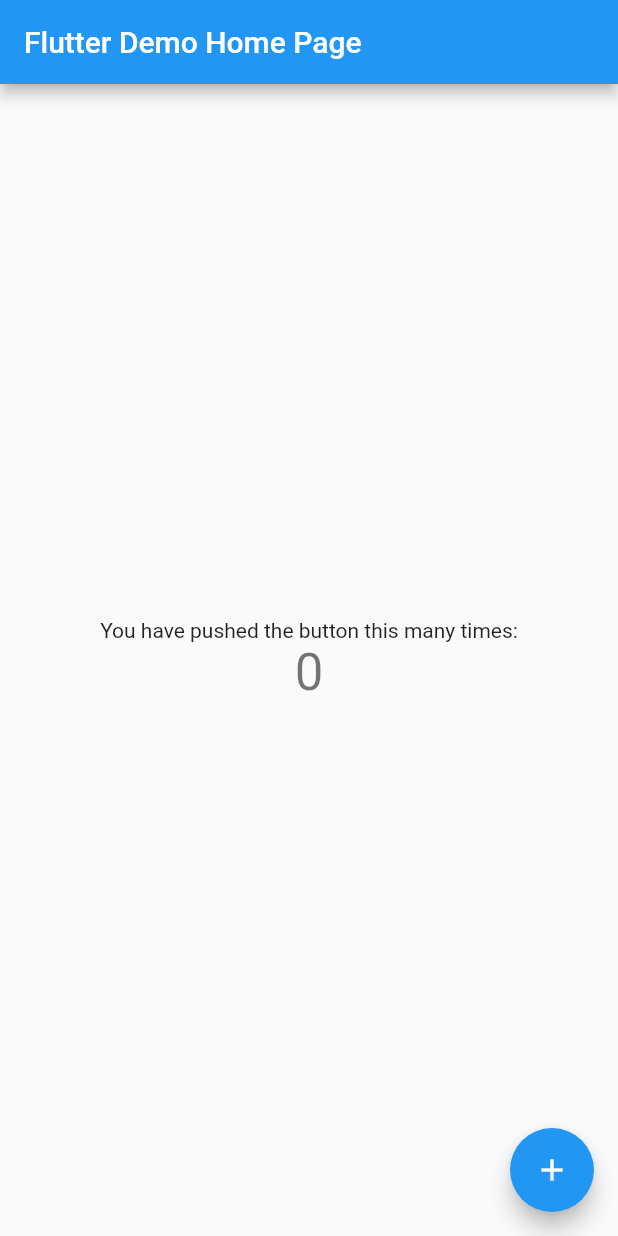
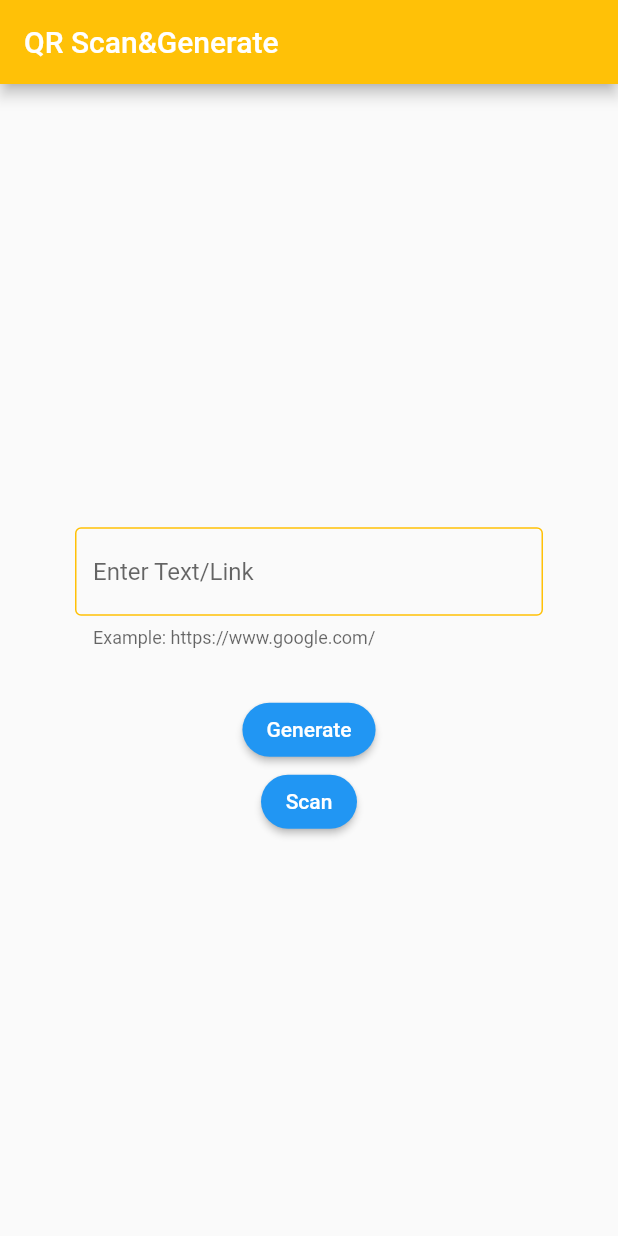
Before and after one commit to ShivamBansal07/qr_scanner, a Flutter app: the screen it shows after launch, on a phone screen of 412 x 824 dp. Run offline on Flutter 3.47's test engine with Material 2 defaults, Android fonts, the phone set to English and light mode, and no system bars; our stand-ins replace flutter_platform_widgets.

```diff
--- /dev/null
+++ b/lib/homepage.dart
@@ -0,0 +1,108 @@
+import 'package:flutter/material.dart';
+import 'package:flutter_platform_widgets/flutter_platform_widgets.dart';
+import 'package:qr_scanner/qrcode.dart';
+import 'package:qr_scanner/scanner.dart';
+
+class Homepage extends StatefulWidget {
+  const Homepage({super.key});
+
+  @override
+  _HomepageState createState() => _HomepageState();
+}
+
+class _HomepageState extends State<Homepage> {
+  String value = "";
+  @override
+  Widget build(BuildContext context) {
+    return Scaffold(
+      appBar: AppBar(
+        title: const Text('QR Scan&Generate'),
+        backgroundColor: Colors.amber,
+      ),
+      body: Column(
+        mainAxisAlignment: MainAxisAlignment.center,
+        children: <Widget>[
+          Padding(
+            padding:
+                const EdgeInsets.symmetric(horizontal: 50.0, vertical: 30.0),
+            child: TextField(
+              cursorColor: Colors.amber,
+              onChanged: (val) {
+                value = val;
+              },
+              autofocus: false,
+              autocorrect: false,
+              decoration: const InputDecoration(
+                fillColor: Colors.amber,
+                focusColor: Colors.amber,
+                enabledBorder: OutlineInputBorder(
+                  borderSide: BorderSide(color: Colors.amber),
+                ),
+                focusedBorder: OutlineInputBorder(
+                  borderSide: BorderSide(color: Colors.amber),
+                ),
+                hintText: 'Enter Text/Link',
+                helperText: 'Example: https://www.google.com/',
+              ),
+            ),
+          ),
+          ElevatedButton(
+            style: ElevatedButton.styleFrom(
+              foregroundColor: Colors.amber,
+              shape: const StadiumBorder(),
+            ),
+            onPressed: () {
+              if (value != "") {
+                Navigator.of(context).push(
+                  MaterialPageRoute(
+                    builder: (context) => QrCode(
+                      text: value,
+                    ),
+                  ),
+                );
+              } else {
+                showPlatformDialog(
+                  context: context,
+                  builder: (_) => PlatformAlertDialog(
+                    title: const Text('Error'),
+                    content: const Text('Enter some text to generate QR Code'),
+                    actions: <Widget>[
+                      PlatformDialogAction(
+                        onPressed: () => Navigator.pop(context),
+                        child: const Text('Ok'),
+                      ),
+                    ],
+                  ),
+                );
+              }
+            },
+            child:
+                const Text('Generate', style: TextStyle(color: Colors.white)),
+          ),
+          ElevatedButton(
+            style: ElevatedButton.styleFrom(
+              foregroundColor: Colors.amber,
+              shape: const StadiumBorder(),
+            ),
+            onPressed: () {
+              showPlatformDialog(
+                context: context,
+                builder: (_) => PlatformAlertDialog(
+                  title: const Text('OR Scan'),
+                  content: const Text('This Feature will soon be available'),
+                  actions: <Widget>[
+                    PlatformDialogAction(
+                      onPressed: () => Navigator.pop(context),
+                      child: const Text('Ok'),
+                    ),
+                  ],
+                ),
+              );
+            },
+            child: const Text('Scan', style: TextStyle(color: Colors.white)),
+          ),
+        ],
+      ),
+    );
+  }
+}
--- a/lib/main.dart
+++ b/lib/main.dart
@@ -1,4 +1,5 @@
 import 'package:flutter/material.dart';
+import 'package:qr_scanner/homepage.dart';
 
 void main() {
   runApp(const MyApp());
@@ -7,109 +8,12 @@ void main() {
 class MyApp extends StatelessWidget {
   const MyApp({super.key});
 
-  // This widget is the root of your application.
   @override
   Widget build(BuildContext context) {
-    return MaterialApp(
-      title: 'Flutter Demo',
-      theme: ThemeData(
-        // This is the theme of your application.
-        //
-        // Try running your application with "flutter run". You'll see the
-        // application has a blue toolbar. Then, without quitting the app, try
-        // changing the primarySwatch below to Colors.green and then invoke
-        // "hot reload" (press "r" in the console where you ran "flutter run",
-        // or simply save your changes to "hot reload" in a Flutter IDE).
-        // Notice that the counter didn't reset back to zero; the application
-        // is not restarted.
-        primarySwatch: Colors.blue,
-      ),
-      home: const MyHomePage(title: 'Flutter Demo Home Page'),
+    return const MaterialApp(
+      debugShowCheckedModeBanner: false,
+      title: 'QR Scan&Generate',
+      home: Homepage(),
     );
   }
 }
-
-class MyHomePage extends StatefulWidget {
-  const MyHomePage({super.key, required this.title});
-
-  // This widget is the home page of your application. It is stateful, meaning
-  // that it has a State object (defined below) that contains fields that affect
-  // how it looks.
-
-  // This class is the configuration for the state. It holds the values (in this
-  // case the title) provided by the parent (in this case the App widget) and
-  // used by the build method of the State. Fields in a Widget subclass are
-  // always marked "final".
-
-  final String title;
-
-  @override
-  State<MyHomePage> createState() => _MyHomePageState();
-}
-
-class _MyHomePageState extends State<MyHomePage> {
-  int _counter = 0;
-
-  void _incrementCounter() {
-    setState(() {
-      // This call to setState tells the Flutter framework that something has
-      // changed in this State, which causes it to rerun the build method below
-      // so that the display can reflect the updated values. If we changed
-      // _counter without calling setState(), then the build method would not be
-      // called again, and so nothing would appear to happen.
-      _counter++;
-    });
-  }
-
-  @override
-  Widget build(BuildContext context) {
-    // This method is rerun every time setState is called, for instance as done
-    // by the _incrementCounter method above.
-    //
-    // The Flutter framework has been optimized to make rerunning build methods
-    // fast, so that you can just rebuild anything that needs updating rather
-    // than having to individually change instances of widgets.
-    return Scaffold(
-      appBar: AppBar(
-        // Here we take the value from the MyHomePage object that was created by
-        // the App.build method, and use it to set our appbar title.
-        title: Text(widget.title),
-      ),
-      body: Center(
-        // Center is a layout widget. It takes a single child and positions it
-        // in the middle of the parent.
-        child: Column(
-          // Column is also a layout widget. It takes a list of children and
-          // arranges them vertically. By default, it sizes itself to fit its
-          // children horizontally, and tries to be as tall as its parent.
-          //
-          // Invoke "debug painting" (press "p" in the console, choose the
-          // "Toggle Debug Paint" action from the Flutter Inspector in Android
-          // Studio, or the "Toggle Debug Paint" command in Visual Studio Code)
-          // to see the wireframe for each widget.
-          //
-          // Column has various properties to control how it sizes itself and
-          // how it positions its children. Here we use mainAxisAlignment to
-          // center the children vertically; the main axis here is the vertical
-          // axis because Columns are vertical (the cross axis would be
-          // horizontal).
-          mainAxisAlignment: MainAxisAlignment.center,
-          children: <Widget>[
-            const Text(
-              'You have pushed the button this many times:',
-            ),
-            Text(
-              '$_counter',
-              style: Theme.of(context).textTheme.headlineMedium,
-            ),
-          ],
-        ),
-      ),
-      floatingActionButton: FloatingActionButton(
-        onPressed: _incrementCounter,
-        tooltip: 'Increment',
-        child: const Icon(Icons.add),
-      ), // This trailing comma makes auto-formatting nicer for build methods.
-    );
-  }
-}
--- /dev/null
+++ b/lib/qrcode.dart
@@ -0,0 +1,24 @@
+import 'package:flutter/material.dart';
+
+class QrCode extends StatelessWidget {
+  final String text;
+  const QrCode({super.key, required this.text});
+
+  @override
+  Widget build(BuildContext context) {
+    var qrsize = MediaQuery.of(context).size.width / 2;
+    return Scaffold(
+      appBar: AppBar(
+        title: const Text('QR Generator'),
+        backgroundColor: Colors.amber,
+      ),
+      body: Center(
+        child: Image(
+          image: NetworkImage(
+            'https://api.qrserver.com/v1/create-qr-code/?data=$text&size=${qrsize}x$qrsize',
+          ),
+        ),
+      ),
+    );
+  }
+}
--- a/pubspec.yaml
+++ b/pubspec.yaml
@@ -35,6 +35,9 @@ dependencies:
   # The following adds the Cupertino Icons font to your application.
   # Use with the CupertinoIcons class for iOS style icons.
   cupertino_icons: ^1.0.2
+  flutter_platform_widgets: ^3.2.0
+  http: ^0.13.5
+  google_fonts: ^4.0.3
 
 dev_dependencies:
   flutter_test:
```
Also changed, not shown: lib/scanner.dart (added), pubspec.lock, 2 other files.
